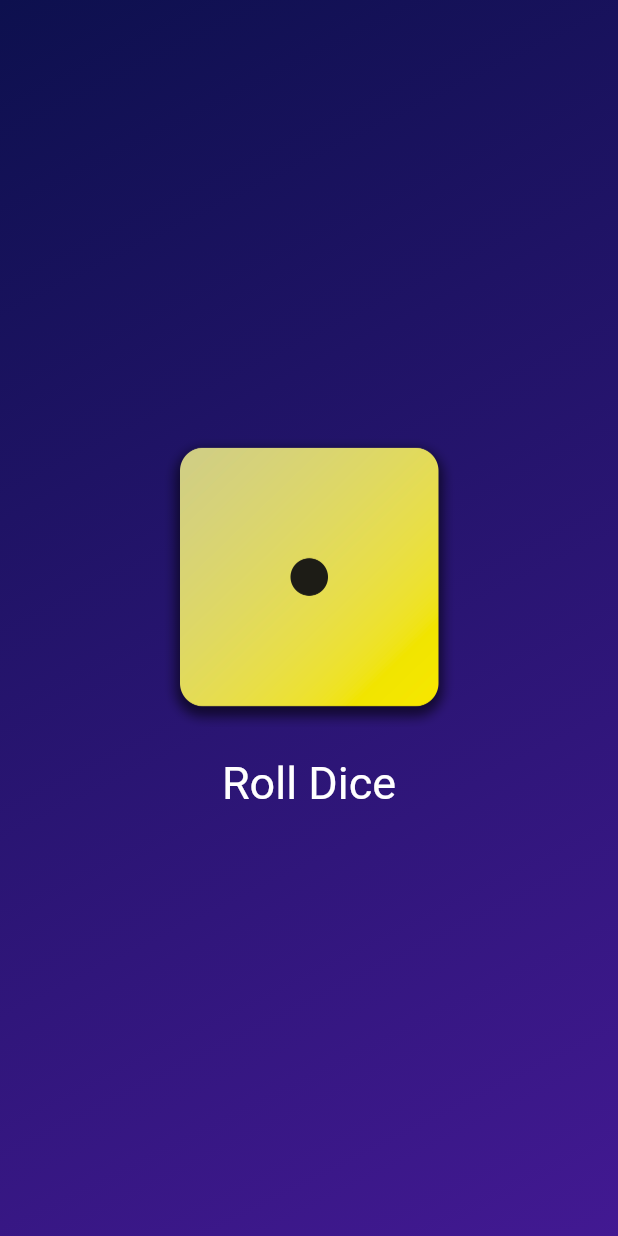
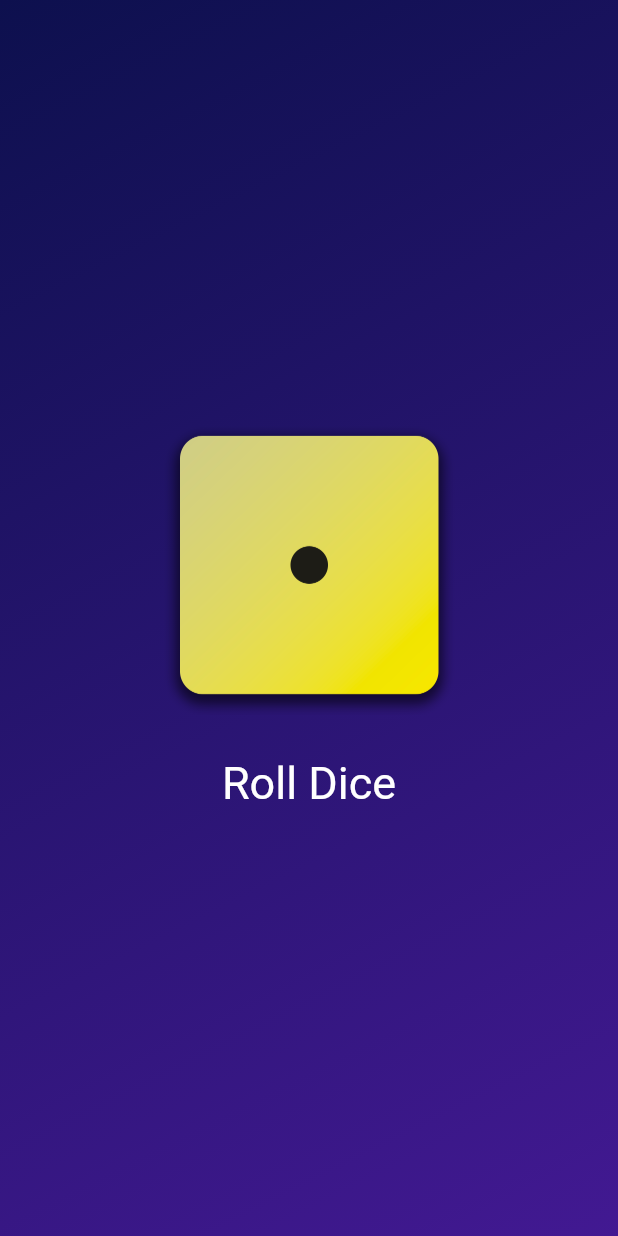
Before and after one commit to subarnabsadhukhan/Roll-Dice-App, a Flutter app: the screen it shows after launch, on a phone screen of 412 x 824 dp. Run offline on Flutter 3.47's test engine with Material 2 defaults, Android fonts, the phone set to English and light mode, and no system bars.

Commit message:
add spacing between image and text (version 2)
- add SizedBox between Image and TextButton
- replace this with version 1 code

```diff
--- a/lib/gradient_container.dart
+++ b/lib/gradient_container.dart
@@ -26,12 +26,12 @@ class GradientContainer extends StatelessWidget {
               'assets/images/dice-1.png',
               width: 200,
             ),
+            const SizedBox(
+              height: 20,
+            ),
             TextButton(
               onPressed: () {}, // Anonymous Function
               style: TextButton.styleFrom(
-                padding: const EdgeInsets.only(
-                  top: 20,
-                ),
                 foregroundColor: Colors.white,
                 textStyle: const TextStyle(
                   fontSize: 30,
```
